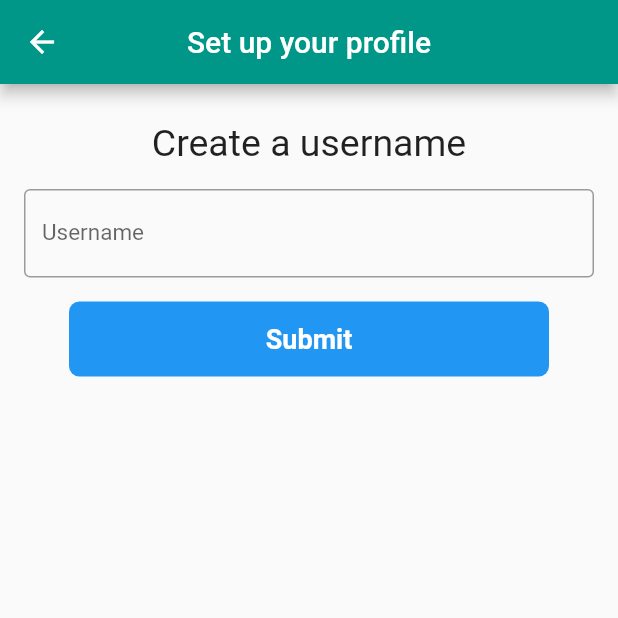
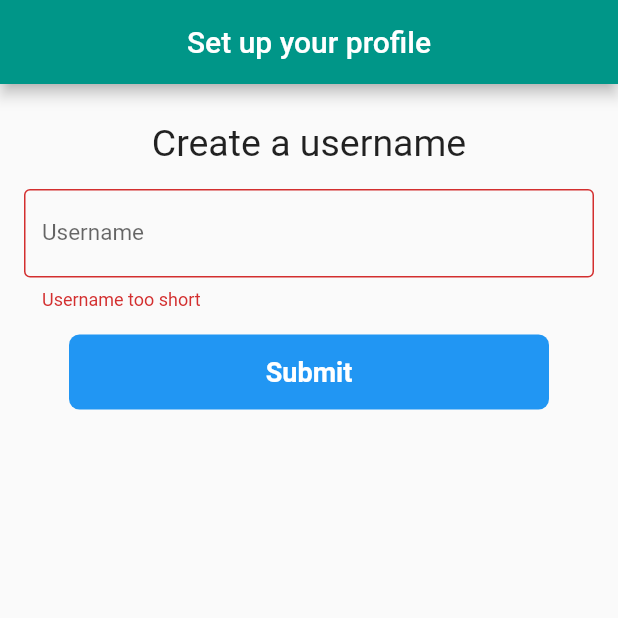
Before and after one commit to imrishuroy/Flutter-Social-Connect, a Flutter app: the CreateAccount screen opened directly, on a phone screen of 412 x 824 dp, the top half of it. Run offline on Flutter 3.47's test engine with Material 2 defaults, Android fonts, the phone set to English and light mode, and no system bars; our stand-ins replace cloud_firestore, firebase_core, google_sign_in; accounts and stored records are empty.

Commit message:
Added Form validation on create account page and also displaying snacbar on succussfull from submittion

```diff
--- a/lib/pages/create_account.dart
+++ b/lib/pages/create_account.dart
@@ -1,3 +1,5 @@
+import 'dart:async';
+
 import 'package:flutter/material.dart';
 import 'package:social_connect/widgets/header.dart';
 
@@ -9,15 +11,30 @@ class CreateAccount extends StatefulWidget {
 class _CreateAccountState extends State<CreateAccount> {
   String username;
   final _formKey = GlobalKey<FormState>();
+  final _scaffoldKey = GlobalKey<ScaffoldState>();
   void submit() {
-    _formKey.currentState.save();
-    Navigator.pop(context, username);
+    final form = _formKey.currentState;
+    if (form.validate()) {
+      form.save();
+      SnackBar snackBar = SnackBar(
+        content: Text('Welcome $username'),
+      );
+      _scaffoldKey.currentState.showSnackBar(snackBar);
+      Timer(Duration(seconds: 2), () {
+        Navigator.pop(context, username);
+      });
+    }
   }
 
   @override
   Widget build(BuildContext parentContext) {
     return Scaffold(
-      appBar: header(context: context, title: 'Set up your profile'),
+      key: _scaffoldKey,
+      appBar: header(
+        context: context,
+        title: 'Set up your profile',
+        removeBackButton: true,
+      ),
       body: ListView(
         children: [
           Container(
@@ -40,6 +57,16 @@ class _CreateAccountState extends State<CreateAccount> {
                     key: _formKey,
                     child: TextFormField(
                       onSaved: (value) => username = value,
+                      autovalidate: true,
+                      validator: (value) {
+                        if (value.trim().length < 3 || value.isEmpty) {
+                          return 'Username too short';
+                        } else if (value.length > 12) {
+                          return 'Username to long';
+                        } else {
+                          return null;
+                        }
+                      },
                       decoration: InputDecoration(
                           border: OutlineInputBorder(),
                           labelText: 'Username',
--- a/lib/widgets/header.dart
+++ b/lib/widgets/header.dart
@@ -1,7 +1,13 @@
 import 'package:flutter/material.dart';
 
-header({BuildContext context, String title, bool isAppTitle = false}) {
+header({
+  BuildContext context,
+  String title,
+  bool isAppTitle = false,
+  removeBackButton = false,
+}) {
   return AppBar(
+    automaticallyImplyLeading: removeBackButton ? false : true,
     title: Text(
       isAppTitle ? 'Flutter Connect' : title,
       style: TextStyle(
```
Also changed, not shown: lib/models/user.dart (+27 -1 lines), lib/pages/home.dart (+9 -1 lines).
